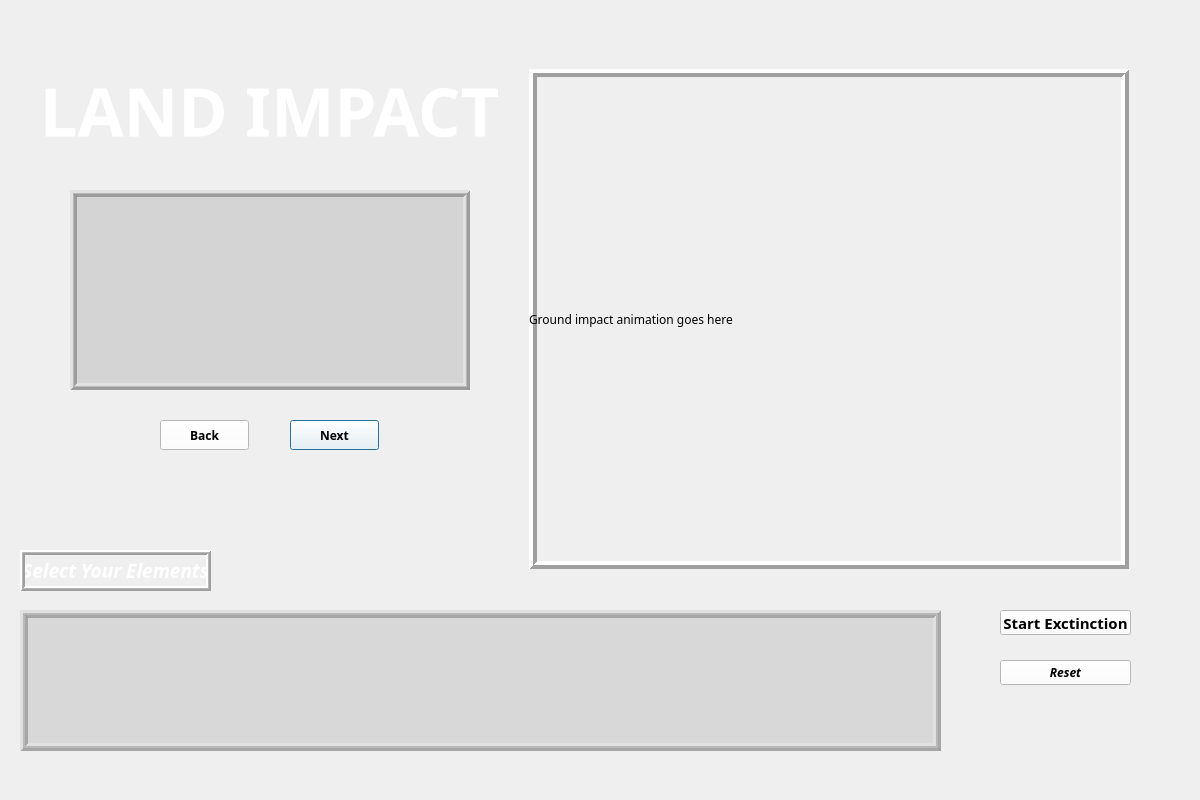
Above: meteorslide2.ui from robertche54/a8-an-educational-app-f18 before the change. Below: the same form after it.
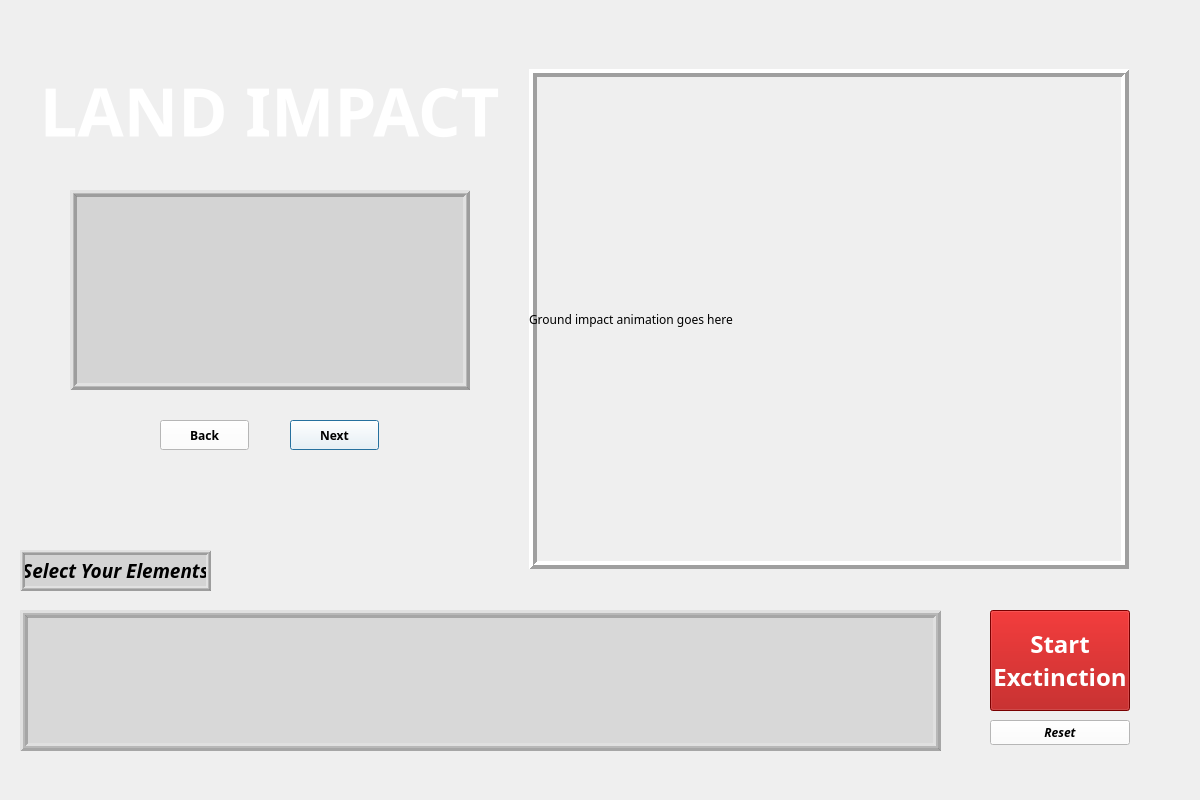
That is the form after the change. Icons and pictures are not drawn.

Commit message: Major changes to meteorite homepage. Change button layout. smal updates to dino location and physics to be more dramatic.

Patch:
```diff
--- a/meteorslide2.ui
+++ b/meteorslide2.ui
@@ -171,33 +171,36 @@
   <widget class="QPushButton" name="startButton">
    <property name="geometry">
     <rect>
-     <x>1000</x>
+     <x>990</x>
      <y>610</y>
-     <width>131</width>
-     <height>25</height>
+     <width>140</width>
+     <height>101</height>
     </rect>
    </property>
    <property name="font">
     <font>
      <family>Norasi</family>
-     <pointsize>11</pointsize>
+     <pointsize>18</pointsize>
      <weight>75</weight>
      <bold>true</bold>
+     <underline>false</underline>
+     <strikeout>false</strikeout>
     </font>
    </property>
    <property name="styleSheet">
-    <string notr="true">background-color:white; color: black;</string>
+    <string notr="true">background-color:rgba(170,0,0,1); color: white;</string>
    </property>
    <property name="text">
-    <string>Start Exctinction</string>
+    <string>Start
+Exctinction</string>
    </property>
   </widget>
   <widget class="QPushButton" name="reset">
    <property name="geometry">
     <rect>
-     <x>1000</x>
-     <y>660</y>
-     <width>131</width>
+     <x>990</x>
+     <y>720</y>
+     <width>140</width>
      <height>25</height>
     </rect>
    </property>
@@ -390,7 +393,7 @@
     </font>
    </property>
    <property name="styleSheet">
-    <string notr="true">color:white;</string>
+    <string notr="true">background-color:rgba(200,200,200,0.7) ;color: black;</string>
    </property>
    <property name="frameShape">
     <enum>QFrame::Box</enum>
```
The commit also changes 5 other files.
